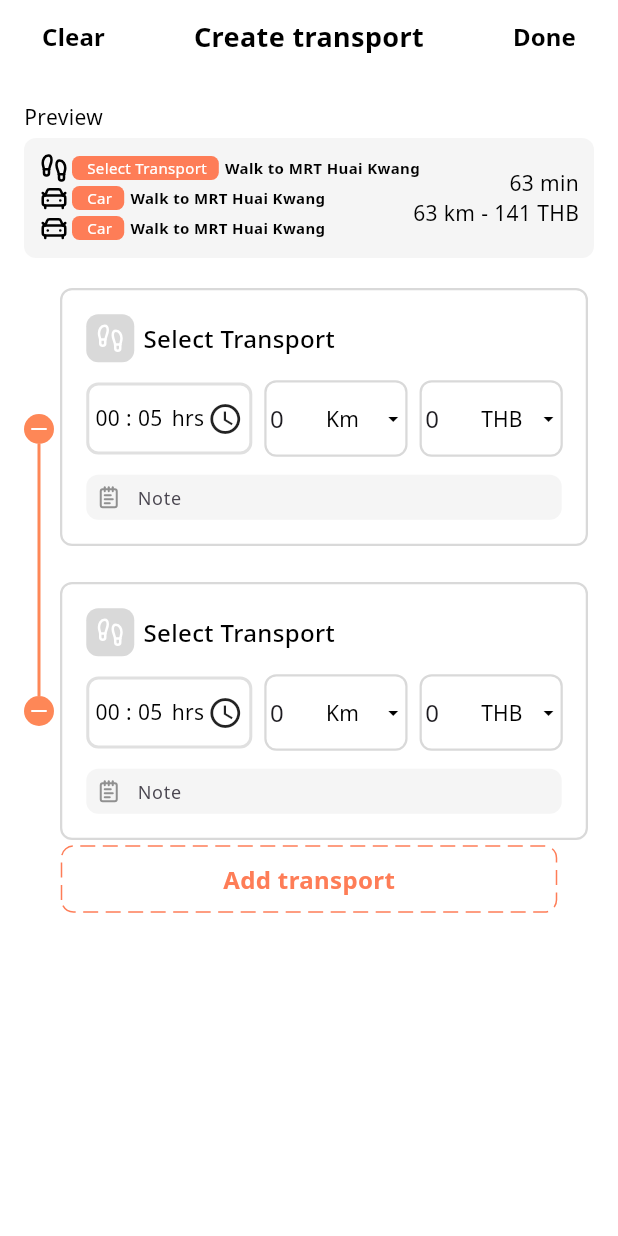
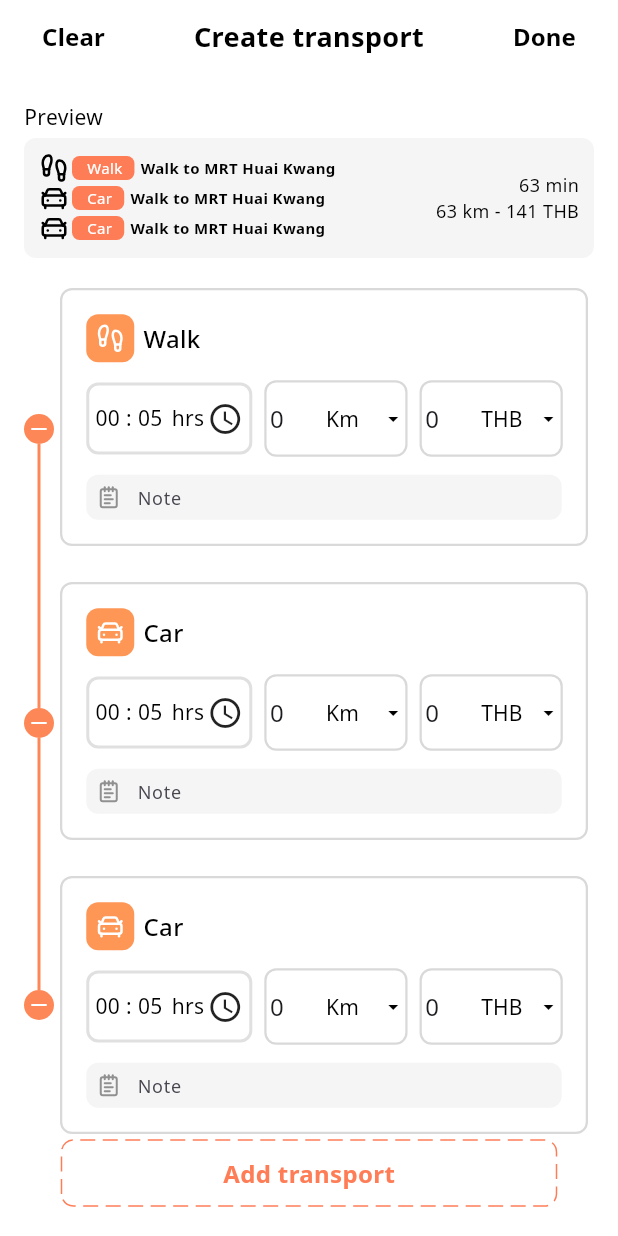
Before and after one commit to Thun-2004/triptery, a Flutter app: the CreateTransportWindow widget shown alone on an empty page, opened directly, after a tap on "Add transport", on a phone screen of 412 x 824 dp. Run offline on Flutter 3.47's test engine with Material 3 defaults, Android fonts, the phone set to English and light mode, and no system bars; drawn by our look-alikes of dotted_border, dropdown_button2, timeline_tile; our stand-ins replace flutter_dotenv, flutter_social_button, flutter_svg, get, google_fonts, google_sign_in and 4 more; accounts and stored records are empty; generated files the repository leaves out were written again; network calls fail.

Commit message:
chore: add transport mode controller

```diff
--- a/lib/main.dart
+++ b/lib/main.dart
@@ -4,6 +4,7 @@ import 'package:flutter/material.dart';
 import 'package:triptery/presentation/DI/init_plan.dart';
 import 'package:triptery/presentation/DI/init_trip.dart';
 import 'package:triptery/presentation/controllers/plan_controller.dart';
+import 'package:triptery/presentation/controllers/transport_mode_controller.dart';
 import 'package:triptery/presentation/pages/home_page.dart';
 import 'package:google_fonts/google_fonts.dart';
 import 'package:triptery/presentation/pages/login_page.dart';
@@ -105,6 +106,11 @@ class MyApp extends StatelessWidget {
             if(!Get.isRegistered<TripController>()) {
               TripDI.init();
             }
+
+            if(!Get.isRegistered<TransportModeController>()) {
+              Get.put(TransportModeController());
+            }
+
           }),
       )]
     );
--- /dev/null
+++ b/lib/presentation/controllers/transport_mode_controller.dart
@@ -0,0 +1,129 @@
+
+import 'package:get/get.dart';
+import 'package:get/get_state_manager/src/simple/get_controllers.dart';
+import 'package:triptery/constant/transport_modes.dart';
+import 'package:triptery/utils/datetime.dart';
+
+class TransportModeController extends GetxController {
+  var tempModes = <Map<String, dynamic>>[].obs;
+
+  @override
+  void onInit() {
+    super.onInit();
+    tempModes.add(
+      {
+        "mode": TransportMode.walk,
+        "station": null,
+        "time_taken": "00:21",
+        "distance": 21,
+        "distance_unit": "km",
+        "cost": 47,
+        "cost_unit": "THB",
+        "note": "Walk to MRT Huai Kwang", //FIXME : fix overflow text
+      } as Map<String, dynamic>,
+    );
+
+    tempModes.add(
+      {
+        "mode": TransportMode.car,
+        "station": null,
+        "time_taken": "00:21",
+        "distance": 21,
+        "distance_unit": "km",
+        "cost": 47,
+        "cost_unit": "THB",
+        "note": "Walk to MRT Huai Kwang",
+      } as Map<String, dynamic>,
+    );
+
+    tempModes.add(
+      {
+        "mode": TransportMode.car,
+        "station": null,
+        "time_taken": "00:21",
+        "distance": 21,
+        "distance_unit": "km",
+        "cost": 47,
+        "cost_unit": "THB",
+        "note": "Walk to MRT Huai Kwang",
+      } as Map<String, dynamic>,
+    );
+  }
+
+  void addMode(TransportMode mode) {
+    tempModes.add(
+      {
+        "mode": mode,
+        "station": null,
+        "time_taken": "00:21",
+        "distance": 21,
+        "distance_unit": "km",
+        "cost": 47,
+        "cost_unit": "THB",
+        "note": "Walk to MRT Huai Kwang",
+      }
+    );
+  }
+
+  int calcTotalTime() {
+    int totalTime = 0;
+    for (var mode in tempModes) {
+      if (mode["time_taken"] != null) {
+        totalTime += convertToMinutes(mode["time_taken"]);
+      }
+    }
+    return totalTime;
+  }
+
+  //NOTE: num = both int/float
+  num calcTotalDistance() {
+    num totalDistance = 0;
+    for (var mode in tempModes) {
+      if (mode["distance"] != null) {
+        if (mode["distance_unit"] == "km") {
+          totalDistance += mode["distance"];
+        } else if (mode["distance_unit"] == "meters") {
+          totalDistance += mode["distance"] / 1000; // Convert meters to km
+        }
+      }
+    }
+    return totalDistance;
+  }
+
+  num calcTotalCost() {
+    num totalCost = 0;
+    for (var mode in tempModes) {
+      if (mode["cost"] != null) {
+        totalCost += mode["cost"]; //NOTE: int.parse() to convert string to int
+      }
+    }
+    return totalCost;
+  }
+
+}
+
+// List<Map<String, dynamic>> tempModes = [
+  //   {
+  //     "planId": 1,
+  //     "day": 1,
+  //     "total_time": 21,
+  //     "total_cost": 47,
+  //     "total_distance": 21,
+  //     "fromPlaceId": "placeId1",
+  //     "toPlaceId": "placeId2",
+  //     "tripDetail" : [
+  //       {
+  //         "name": TransportMode.unSelected,
+  //         "station": "Ratchada Market",
+  //         "time_taken": "00:21",
+  //         "distance": 21,
+  //         "distance_unit": "km",
+  //         "cost": 47,
+  //         "cost_unit" : "THB",
+  //         "note": "Walk to MRT Huai Kwang",
+  //       }
+  //     ],
+  //     "createdAt": DateTime.now().toIso8601String(),
+  //     "approved": false,
+  //   },
+  // ];
--- a/lib/presentation/controllers/trip_controller.dart
+++ b/lib/presentation/controllers/trip_controller.dart
@@ -520,4 +520,5 @@ class TripController extends GetxController {
   }
 
   //FIXME: create day flow(add button -> add new route -> if no route/trip exists = add button)
+
 }
--- a/lib/presentation/pages/edit_route_page.dart
+++ b/lib/presentation/pages/edit_route_page.dart
@@ -1,5 +1,4 @@
 import 'dart:developer';
-
 import 'package:flutter/material.dart';
 import 'package:get/get.dart';
 import 'package:lucide_icons_flutter/lucide_icons.dart';
--- a/lib/presentation/pages/trip/route_create_sheet.dart
+++ b/lib/presentation/pages/trip/route_create_sheet.dart
@@ -1,8 +1,10 @@
 import 'package:flutter/material.dart';
+import 'package:get/get.dart';
 import 'package:get/utils.dart';
 import 'package:lucide_icons_flutter/lucide_icons.dart';
 import 'package:triptery/constant/colors.dart';
 import 'package:triptery/constant/transport_modes.dart';
+import 'package:triptery/presentation/controllers/transport_mode_controller.dart';
 import 'package:triptery/presentation/widgets/add_button.dart';
 import 'package:triptery/presentation/widgets/base_ui/text.dart';
 import 'package:triptery/presentation/widgets/tag.dart';
@@ -21,71 +23,9 @@ class CreateTransportWindow extends StatefulWidget {
 }
 
 class _CreateTransportWindowState extends State<CreateTransportWindow> {
-  List<TransportMode> modes = [TransportMode.unSelected];
+  // List<TransportMode> modes = [TransportMode.unSelected];
   bool displayTransport = false;
-  // List<Map<String, dynamic>> tempModes = [
-  //   {
-  //     "planId": 1,
-  //     "day": 1,
-  //     "total_time": 21,
-  //     "total_cost": 47,
-  //     "total_distance": 21,
-  //     "fromPlaceId": "placeId1",
-  //     "toPlaceId": "placeId2",
-  //     "tripDetail" : [
-  //       {
-  //         "name": TransportMode.unSelected,
-  //         "station": "Ratchada Market",
-  //         "time_taken": "00:21",
-  //         "distance": 21,
-  //         "distance_unit": "km",
-  //         "cost": 47,
-  //         "cost_unit" : "THB",
-  //         "note": "Walk to MRT Huai Kwang",
-  //       }
-  //     ],
-  //     "createdAt": DateTime.now().toIso8601String(),
-  //     "approved": false,
-  //   },
-  // ];
-  List<Map<String, dynamic>> tempModes = [
-    {
-      "mode": TransportMode.unSelected,
-      "station": null,
-      "time_taken": "00:21",
-      "distance": 21,
-      "distance_unit": "km",
-      "cost": 47,
-      "cost_unit": "THB",
-      "note": "Walk to MRT Huai Kwang",
-    },
-    {
-      "mode": TransportMode.car,
-      "station": null,
-      "time_taken": "00:21",
-      "distance": 21,
-      "distance_unit": "km",
-      "cost": 47,
-      "cost_unit": "THB",
-      "note": "Walk to MRT Huai Kwang",
-    },
-    {
-      "mode": TransportMode.car,
-      "station": null,
-      "time_taken": "00:21",
-      "distance": 21,
-      "distance_unit": "km",
-      "cost": 47,
-      "cost_unit": "THB",
-      "note": "Walk to MRT Huai Kwang",
-    },
-  ];
-
-  void addMode(TransportMode mode) {
-    setState(() {
-      modes.add(mode);
-    });
-  }
+  TransportModeController transportModeController = Get.find<TransportModeController>();
 
   void onChangeIcon() {
     setState(() {
@@ -93,44 +33,10 @@ class _CreateTransportWindowState extends State<CreateTransportWindow> {
     });
   }
 
-  int calcTotalTime() {
-    int totalTime = 0;
-    for (var mode in tempModes) {
-      if (mode["time_taken"] != null) {
-        totalTime += convertToMinutes(mode["time_taken"]);
-      }
-    }
-    return totalTime;
-  }
-
-  //NOTE: num = both int/float
-  num calcTotalDistance() {
-    num totalDistance = 0;
-    for (var mode in tempModes) {
-      if (mode["distance"] != null) {
-        if (mode["distance_unit"] == "km") {
-          totalDistance += mode["distance"];
-        } else if (mode["distance_unit"] == "meters") {
-          totalDistance += mode["distance"] / 1000; // Convert meters to km
-        }
-      }
-    }
-    return totalDistance;
-  }
-
-  num calcTotalCost() {
-    num totalCost = 0;
-    for (var mode in tempModes) {
-      if (mode["cost"] != null) {
-        totalCost += mode["cost"];
-      }
-    }
-    return totalCost;
-  }
 
   @override
   Widget build(BuildContext context) {
-    return Align(
+    return  Align(
       alignment: Alignment.topCenter,
       child: SingleChildScrollView(
         child: Column(
@@ -202,14 +108,14 @@ class _CreateTransportWindowState extends State<CreateTransportWindow> {
                                 padding: EdgeInsets.zero,
                                 shrinkWrap: true,
                                 physics: NeverScrollableScrollPhysics(),
-                                itemCount: tempModes.length,
+                                itemCount: transportModeController.tempModes.length,
                                 itemBuilder: (context, index) {
                                   return Row(
                                     mainAxisAlignment: MainAxisAlignment.start,
                                     children: [
                                       Icon(
                                         getIconForMode(
-                                          tempModes[index]["mode"],
+                                          transportModeController.tempModes[index]["mode"],
                                         ),
                                         // LucideIcons.footprints,
                                         color: AppColors.black,
@@ -218,9 +124,9 @@ class _CreateTransportWindowState extends State<CreateTransportWindow> {
                                       const SizedBox(width: 2),
                                       Tag(
                                         text:
-                                            tempModes[index]["station"] ??
+                                            transportModeController.tempModes[index]["station"] ??
                                             getTransportModeName(
-                                              tempModes[index]["mode"],
+                                              transportModeController.tempModes[index]["mode"],
                                             ),
                                         textColor: AppColors.white,
                                         tagColor: AppColors.orange_950,
@@ -231,7 +137,7 @@ class _CreateTransportWindowState extends State<CreateTransportWindow> {
                                       ),
                                       const SizedBox(width: 4),
                                       CustomText(
-                                        text: tempModes[index]["note"],
+                                        text: transportModeController.tempModes[index]["note"],
                                         type: TextType.subHeading,
                                         textSize: 10,
                                         color: AppColors.black,
@@ -247,13 +153,15 @@ class _CreateTransportWindowState extends State<CreateTransportWindow> {
                           crossAxisAlignment: CrossAxisAlignment.end,
                           children: [
                             CustomText(
-                              text: "${calcTotalTime().toString()} min",
+                              text: "${transportModeController.calcTotalTime().toString()} min",
                               type: TextType.body,
+                              textSize: 12,
                               color: AppColors.black,
                             ),
                             CustomText(
-                              text: "${calcTotalDistance()} km - ${calcTotalCost()} THB",
+                              text: "${transportModeController.calcTotalDistance()} km - ${transportModeController.calcTotalCost()} THB",
                               type: TextType.body,
+                              textSize: 12,
                               color: AppColors.black,
                             ),
                           ],
@@ -267,13 +175,13 @@ class _CreateTransportWindowState extends State<CreateTransportWindow> {
                       ListView.builder(
                         shrinkWrap: true,
                         physics: const NeverScrollableScrollPhysics(),
-                        itemCount: modes.length,
+                        itemCount: transportModeController.tempModes.length,
                         itemBuilder: (context, index) {
                           return TimelineTile(
                             alignment: TimelineAlign.start,
                             lineXY: 0.1,
                             isFirst: index == 0 ? true : false,
-                            isLast: index == modes.length - 1 ? true : false,
+                            isLast: index == transportModeController.tempModes.length - 1 ? true : false,
                             beforeLineStyle: LineStyle(
                               color: AppColors.orange_800,
                               thickness: 2,
@@ -286,7 +194,7 @@ class _CreateTransportWindowState extends State<CreateTransportWindow> {
                               indicator: GestureDetector(
                                 onTap: () {
                                   setState(() {
-                                    modes.removeAt(index);
+                                    transportModeController.tempModes.removeAt(index);
                                   });
                                 },
                                 child: Container(
@@ -304,11 +212,11 @@ class _CreateTransportWindowState extends State<CreateTransportWindow> {
                             ),
                             endChild: Padding(
                               padding:
-                                  index == modes.length - 1
+                                  index == transportModeController.tempModes.length - 1
                                       ? EdgeInsets.only(bottom: 0)
                                       : EdgeInsets.only(bottom: 16),
                               child: TransportCard(
-                                mode: modes[index],
+                                mode: transportModeController.tempModes[index]["mode"],
                                 onChangeIcon: onChangeIcon,
                               ),
                             ),
@@ -320,8 +228,8 @@ class _CreateTransportWindowState extends State<CreateTransportWindow> {
                       Container(
                         padding: const EdgeInsets.symmetric(horizontal: 25),
                         child: AddButton(
-                          onPressed: () {
-                            addMode(TransportMode.unSelected);
+                          onPressed: (){
+                            transportModeController.addMode(TransportMode.unSelected);
                           },
                           text: "Add transport",
                           textColor: AppColors.orange_950,
```
